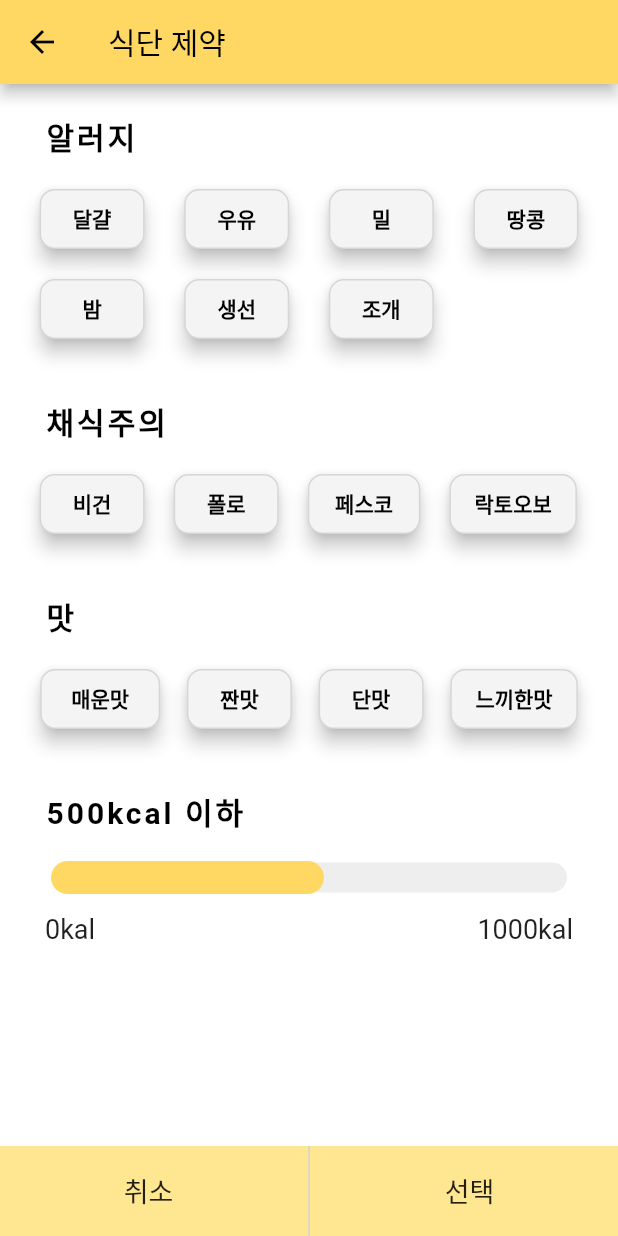
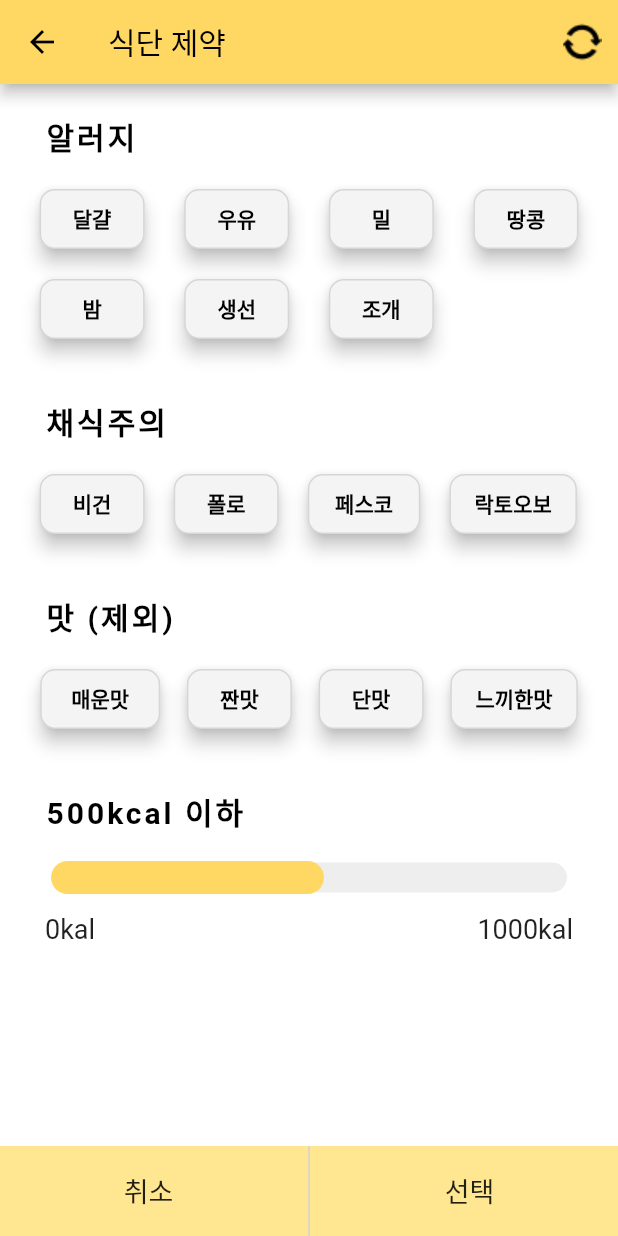
Before and after one commit to MeChuLee/MeChuLee, a Flutter app: the screen it shows after launch, after a tap on "식단 제약", on a phone screen of 412 x 824 dp. Run offline on Flutter 3.47's test engine with Material 2 defaults, Android fonts, the light colour scheme and no system bars; our stand-ins replace cloud_firestore, firebase_core, firebase_storage, fluttertoast, sqflite; accounts and stored records are empty.

Commit message:
식단 제약 맛 옆에 제외 표시 및 리셋버튼

```diff
--- a/lib/restrictionsScreen.dart
+++ b/lib/restrictionsScreen.dart
@@ -88,6 +88,22 @@ class _RestrictionsScreen extends State<RestrictionsScreen> {
               icon: const Icon(Icons.arrow_back, color: Colors.black),
             ),
             title: const Text("식단 제약", style: TextStyle(color: Colors.black)),
+            actions: [
+              IconButton(
+                icon: Image.asset("assets/images/resetIcon.png"),
+                onPressed: () {
+                  // 설정한 값들 모두 리셋
+                  setState(() {
+                    sliderVal4 = 500;
+                    buttonColors = List.filled(15, const Color(0xffF4F4F4));
+                    selectedBoolList = List.filled(15, false);
+
+                    beforeClickedVegButton = false;
+                    queue.clear();
+                  });
+                },
+              )
+            ],
           ),
           body: SingleChildScrollView(
             scrollDirection: Axis.vertical,
@@ -505,7 +521,7 @@ class _RestrictionsScreen extends State<RestrictionsScreen> {
                         width: 30,
                       ),
                       Text(
-                        '맛',
+                        '맛 (제외)',
                         textAlign: TextAlign.left,
                         style: TextStyle(
                             color: Colors.black,
@@ -659,7 +675,7 @@ class _RestrictionsScreen extends State<RestrictionsScreen> {
                         // 기준 제목 왼쪽 여백 조정
                         width: 30,
                       ),
-                       Text(
+                      Text(
                         '${sliderVal4.round()}kcal 이하',
                         textAlign: TextAlign.left,
                         style: const TextStyle(
```
